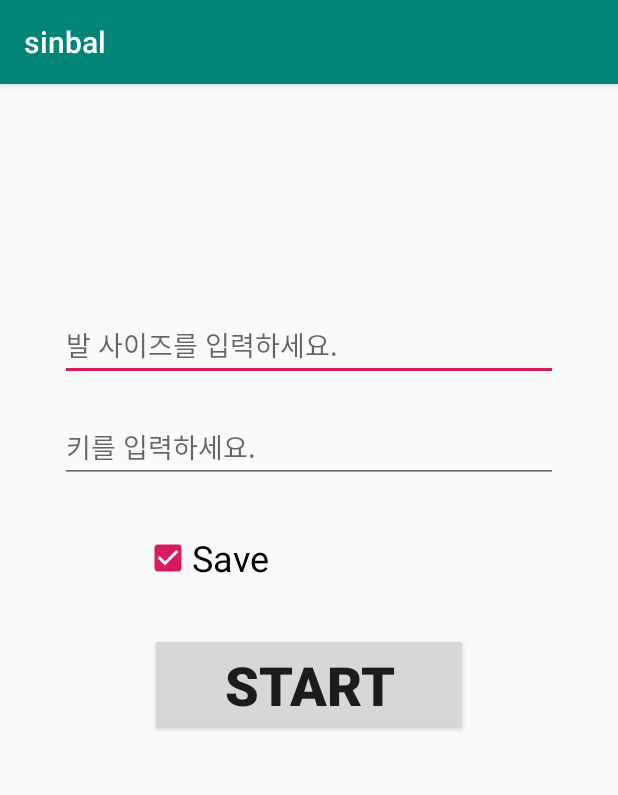
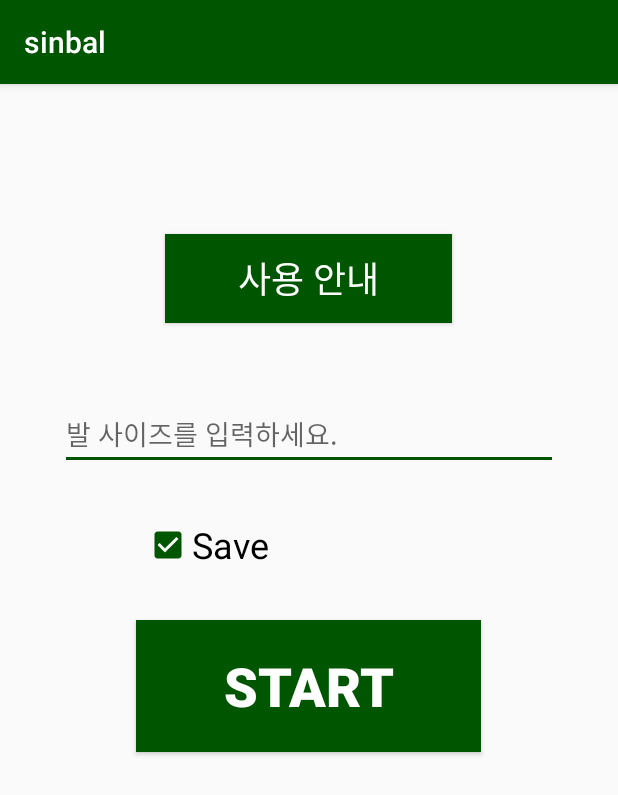
Before and after one commit to hse801/EyeShoe, an Android app: the screen it shows after launch (initial), on a phone screen of 412 x 824 dp. Shown: the top 795 px of the screen. Run offline under Robolectric (Android 15) with nearby library versions, the light colour scheme and no system bars.

Commit message:
이화그린 테마

```diff
--- a/app/src/main/java/com/example/sinbal/MainActivity.java
+++ b/app/src/main/java/com/example/sinbal/MainActivity.java
@@ -25,10 +25,12 @@ public class MainActivity extends AppCompatActivity {
     boolean blockDetected = false;
     boolean wallDetected = false;
 
+
     @Override
     protected void onCreate(Bundle savedInstanceState) {
         super.onCreate(savedInstanceState);
         setContentView(R.layout.activity_main);
+
 
         Intent intent = getIntent(); //변수 받아오기 추가 부분
         size = intent.getIntExtra("size",0);
@@ -162,6 +164,7 @@ public class MainActivity extends AppCompatActivity {
         });
     }
 
+
     public void onDestroy() {
         super.onDestroy();
         bt.stopService(); //블루투스 중지
--- a/app/src/main/java/com/example/sinbal/initial.java
+++ b/app/src/main/java/com/example/sinbal/initial.java
@@ -29,7 +29,6 @@ public class initial extends AppCompatActivity {
         setContentView(R.layout.activity_initial);
 
         userSize = (EditText) findViewById(R.id.inputSize);
-        userHeight = (EditText) findViewById(R.id.inputHeight);
         checkSize = (CheckBox) findViewById(R.id.checkSize);
 
         checkSize.setChecked(true);
@@ -43,10 +42,10 @@ public class initial extends AppCompatActivity {
             userSize.setText(Integer.toString(inputSizeValue));
         }
 
-        int inputHeightValue = UserInfo.getInt("inputHeight", 0);
-        if(inputHeightValue > 0){
-            userHeight.setText(Integer.toString(inputHeightValue));
-        }
+//        int inputHeightValue = UserInfo.getInt("inputHeight", 0);
+//        if(inputHeightValue > 0){
+//            userHeight.setText(Integer.toString(inputHeightValue));
+//        }
 
         //userHeight.setText(UserInfo.getString("inputHeight", ""));
         //userSize.setText(ShoeSize.getInt("InputSize", 0));
@@ -81,14 +80,14 @@ public class initial extends AppCompatActivity {
         } else{
             editor.putInt("inputSize",0);
         }
-        if(checkSize.isChecked()){
-            String sHeight = userHeight.getText().toString();
-            if(!sHeight.isEmpty()){
-                editor.putInt("inputHeight", Integer.parseInt(sHeight));
-            }
-        } else{
-            editor.putInt("inputHeight",0);
-        }
+//        if(checkSize.isChecked()){
+//            String sHeight = userHeight.getText().toString();
+//            if(!sHeight.isEmpty()){
+//                editor.putInt("inputHeight", Integer.parseInt(sHeight));
+//            }
+//        } else{
+//            editor.putInt("inputHeight",0);
+//        }
         editor.commit();
 //        if(UserInfo.getBoolean("checkSize_enabled", false)){
 //            userSize.setText(UserInfo.getString("inputSize", ""));
--- a/app/src/main/res/layout/activity_initial.xml
+++ b/app/src/main/res/layout/activity_initial.xml
@@ -24,22 +24,24 @@
 <!--        android:ems="10"-->
 <!--        android:inputType="textPersonName" />-->
 
+    <Button
+        android:id="@+id/button"
+        android:layout_width="191dp"
+        android:layout_height="59dp"
+        android:layout_gravity="center"
+        android:layout_marginTop="100dp"
+        android:background="#005500"
+        android:text="사용 안내"
+        android:textColor="#FFFFFF"
+        android:textSize="24sp" />
     <EditText
         android:id="@+id/inputSize"
         android:layout_width="332dp"
         android:layout_height="wrap_content"
         android:layout_gravity="center"
-        android:layout_marginTop="150dp"
+        android:layout_marginTop="50dp"
         android:inputType="number"
         android:hint="발 사이즈를 입력하세요." />
-    <EditText
-        android:id="@+id/inputHeight"
-        android:layout_width="332dp"
-        android:layout_height="wrap_content"
-        android:layout_gravity="center"
-        android:layout_marginTop="20dp"
-        android:inputType="number"
-        android:hint="키를 입력하세요." />
 
     <CheckBox
         android:id="@+id/checkSize"
@@ -47,17 +49,22 @@
         android:layout_height="100dp"
         android:layout_gravity="center"
         android:text="Save"
+        android:buttonTint="#005500"
         android:textSize="24sp" />
 
     <Button
         android:id="@+id/start"
-        android:layout_width="match_parent"
-        android:layout_height="wrap_content"
+        android:layout_width="230dp"
+        android:layout_height="88dp"
         android:layout_gravity="center"
         android:layout_marginLeft="100dp"
         android:layout_marginRight="100dp"
+        android:background="#005500"
         android:text="START"
+        android:textColor="#FFFFFF"
         android:textSize="36sp"
         android:textStyle="bold" />
 
+
+
 </LinearLayout>
--- a/app/src/main/res/values/styles.xml
+++ b/app/src/main/res/values/styles.xml
@@ -3,9 +3,9 @@
     <!-- Base application theme. -->
     <style name="AppTheme" parent="Theme.AppCompat.Light.DarkActionBar">
         <!-- Customize your theme here. -->
-        <item name="colorPrimary">@color/colorPrimary</item>
-        <item name="colorPrimaryDark">@color/colorPrimaryDark</item>
-        <item name="colorAccent">@color/colorAccent</item>
+        <item name="colorPrimary">#005500</item>
+        <item name="colorPrimaryDark">#002200</item>
+        <item name="colorAccent">#005500</item>
     </style>
 
 </resources>
```
Also changed, not shown: app/src/main/res/layout/activity_main.xml (+6 -2 lines).
